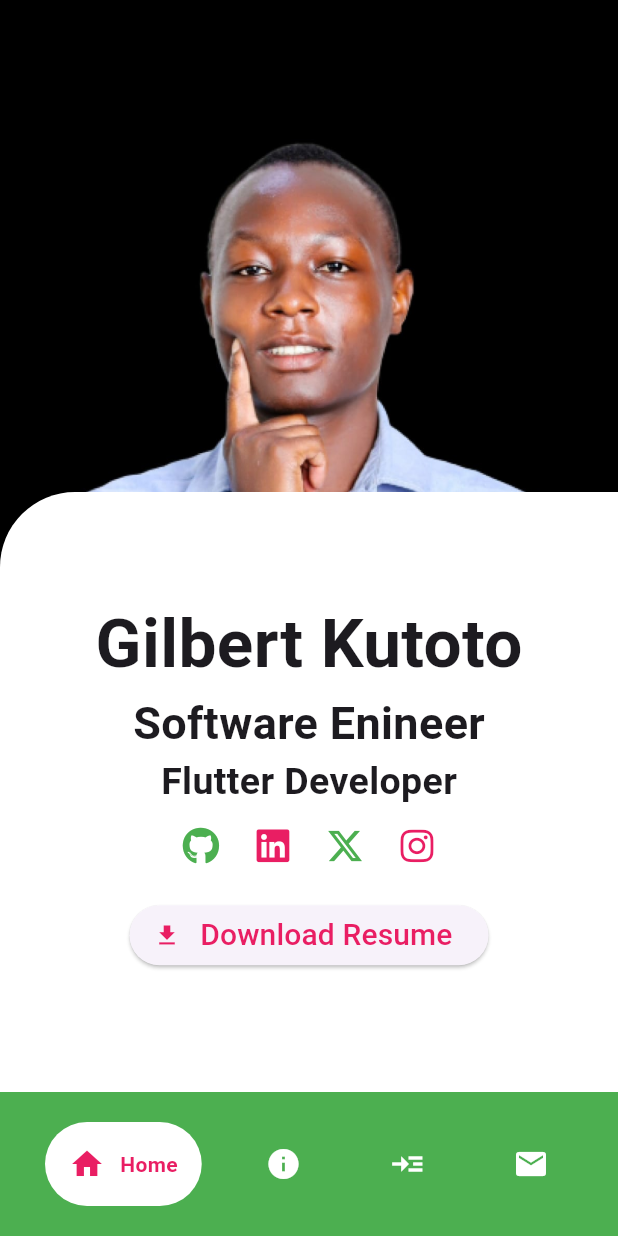
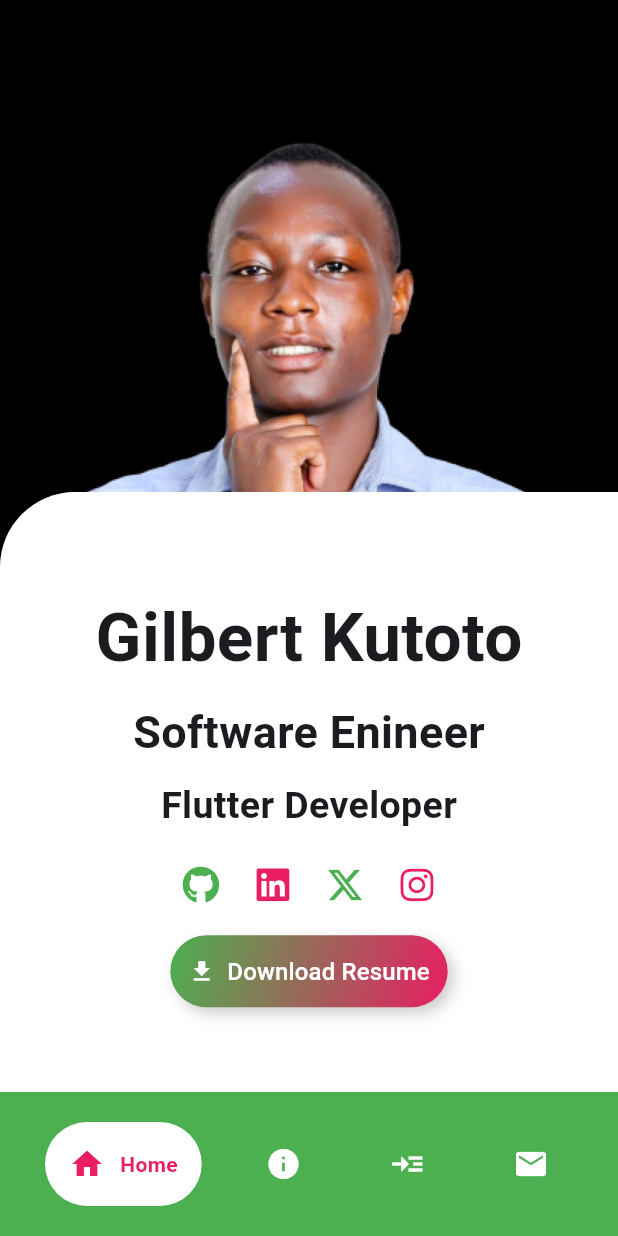
Before and after one commit to gilbert-ku/Flutter-Portfolio-App, a Flutter app: the screen it shows after launch, on a phone screen of 412 x 824 dp. Run offline on Flutter 3.47's test engine with Material 3 defaults, Android fonts, the phone set to English and light mode, and no system bars; drawn by our look-alikes of google_nav_bar; our stand-ins replace dio, font_awesome_flutter, go_router, google_fonts, permission_handler; Roboto replaces fonts that are missing (Domine).

Commit message:
add gradient to resume button

```diff
--- a/lib/widgets/landind_page.dart
+++ b/lib/widgets/landind_page.dart
@@ -65,7 +65,9 @@ class LandingPage extends StatelessWidget {
                       mainAxisAlignment: MainAxisAlignment.center,
 
                       children: [
-                        Text(
+                        Padding(
+                          padding: const EdgeInsets.only(top: 8.0),
+                          child: Text(
                             "Gilbert Kutoto",
                             style: GoogleFonts.domine(
                               textStyle: TextStyle(
@@ -74,6 +76,8 @@ class LandingPage extends StatelessWidget {
                               ),
                             ),
                           ),
+                        ),
+                        SizedBox(height: 10,),
                         Text(
                           "Software Enineer",
                           style: GoogleFonts.domine(
@@ -83,6 +87,9 @@ class LandingPage extends StatelessWidget {
                             ),
                           ),
                         ),
+
+                        SizedBox(height: 10,),
+
                         Text(
                           "Flutter Developer",
                           style: GoogleFonts.domine(
@@ -92,7 +99,9 @@ class LandingPage extends StatelessWidget {
                             ),
                           ),
                         ),
-                        Row(
+                        Padding(
+                          padding: const EdgeInsets.symmetric(vertical: 10),
+                          child: Row(
                             mainAxisAlignment: MainAxisAlignment.center,
                             children: [
                               IconButton(
@@ -149,6 +158,7 @@ class LandingPage extends StatelessWidget {
                               ),
                             ],
                           ),
+                        ),
 
                         ResumeBtn()
                       ],
--- a/lib/widgets/resume_btn.dart
+++ b/lib/widgets/resume_btn.dart
@@ -64,27 +64,54 @@ class _ResumeBtnState extends State<ResumeBtn> {
 
   @override
   Widget build(BuildContext context) {
-    return Padding(
-      padding: const EdgeInsets.symmetric(
-        horizontal: 12,
-        vertical: 12,
+    return Container(
+      decoration: BoxDecoration(
+        gradient: LinearGradient(
+          colors: [
+            Colors.green,
+            Colors.pink,
+          ],
+          begin: Alignment.topLeft,
+          end: Alignment.bottomRight,
+        ),
+        borderRadius: BorderRadius.circular(50), // Match the button's shape
+
+        // boxshadow
+        boxShadow: [
+          BoxShadow(
+            color: Colors.black.withOpacity(0.2),
+            blurRadius: 8,
+            offset: Offset(4, 4),
+          ),
+        ],
       ),
       child: ElevatedButton.icon(
+        style: ElevatedButton.styleFrom(
+          backgroundColor: Colors.transparent, // Set to transparent
+          shadowColor: Colors.transparent, // Remove default shadow
+          shape: RoundedRectangleBorder(
+            borderRadius: BorderRadius.circular(50), // Match the container
+          ),
+          padding: const EdgeInsets.symmetric(
+            horizontal: 12,
+            vertical: 12,
+          ),
+        ),
         onPressed: () {
           downloadFile(context);
         },
         label: Text(
-          " Download Resume",
+          "Download Resume",
           style: GoogleFonts.domine(
-            textStyle: TextStyle(
-              fontSize: 20,
-              color: Colors.pink,
+            textStyle: const TextStyle(
+              fontSize: 16,
+              color: Colors.white,
             ),
           ),
         ),
-        icon: Icon(
+        icon: const Icon(
           Icons.download,
-          color: Colors.pink,
+          color: Colors.white,
         ),
       ),
     );
```
Lines whose indentation alone changed are shown as unchanged.
